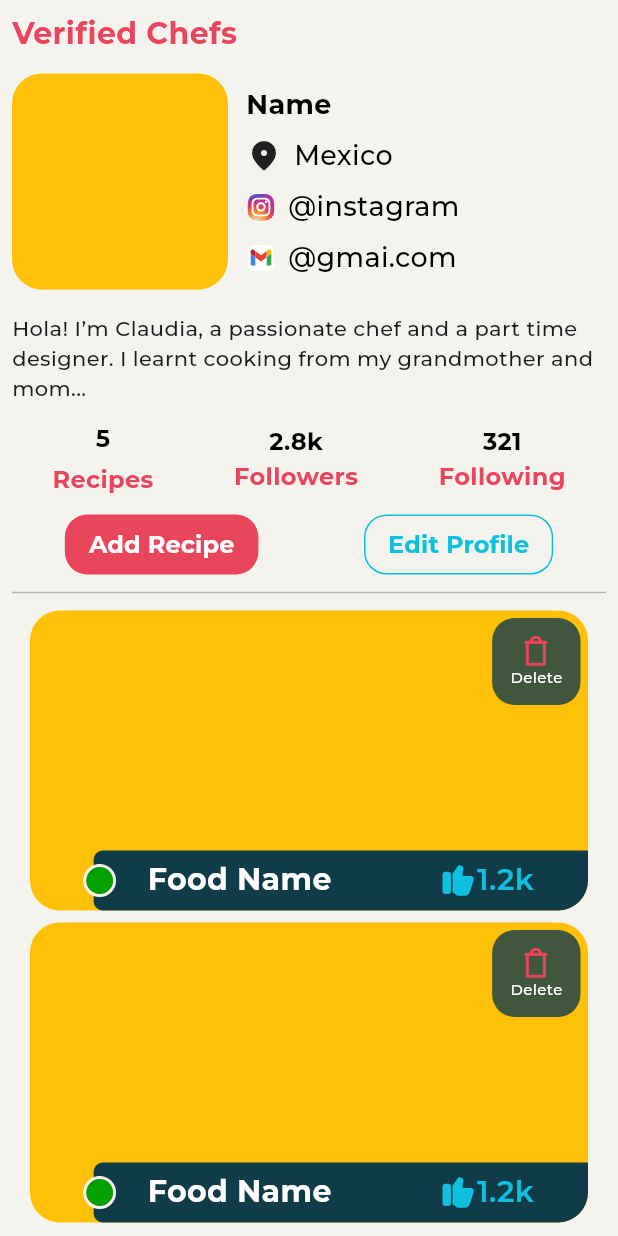
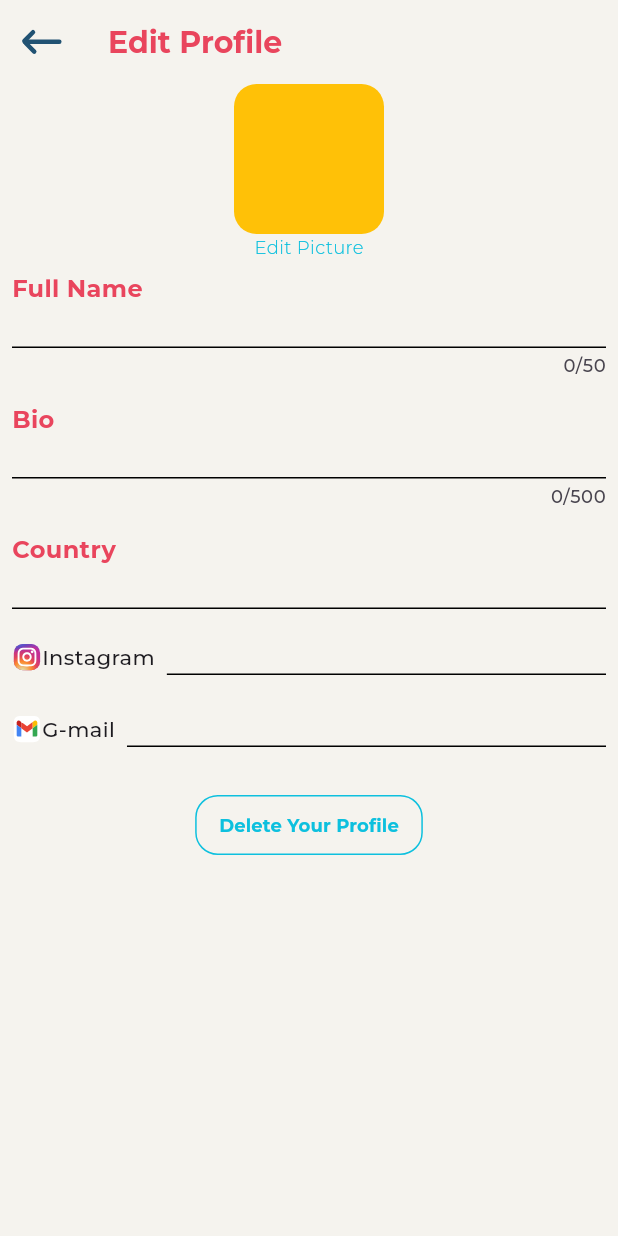
Before and after one commit to VuDucTruong/FoodRecipeApp, a Flutter app: the UserProfilePage widget shown alone on an empty page, opened directly, after a tap on "Edit Profile", on a phone screen of 412 x 824 dp. Run offline on Flutter 3.47's test engine with Material 3 defaults, Android fonts, the phone set to English and light mode, and no system bars; our stand-ins replace carousel_slider, flutter_svg; project files that could hold a hidden picture were left out.

Commit message:
create UI edit profile

```diff
--- /dev/null
+++ b/food_recipe_app/lib/presentation/edit_profile/edit_profile_view.dart
@@ -0,0 +1,243 @@
+import 'package:flutter/cupertino.dart';
+import 'package:flutter/material.dart';
+import 'package:flutter_svg/svg.dart';
+import 'package:food_recipe_app/presentation/resources/value_manament.dart';
+
+import '../resources/assets_management.dart';
+import '../resources/color_management.dart';
+import '../resources/font_manager.dart';
+import '../resources/string_management.dart';
+import '../resources/style_management.dart';
+
+class EditProfileView extends StatefulWidget {
+  const EditProfileView({super.key});
+
+  @override
+  _EditProfileViewState createState() {
+    return _EditProfileViewState();
+  }
+}
+
+class _EditProfileViewState extends State<EditProfileView> {
+  @override
+  void initState() {
+    super.initState();
+  }
+
+  @override
+  void dispose() {
+    super.dispose();
+  }
+
+  @override
+  Widget build(BuildContext context) {
+    // TODO: implement build
+    return Scaffold(
+      appBar: AppBar(
+        title: Text(
+          AppStrings.editProfile,
+          style: getBoldStyle(
+              color: ColorManager.secondaryColor, fontSize: FontSize.s20),
+        ),
+        elevation: 0,
+        backgroundColor: Colors.transparent,
+        leading: IconButton(
+          onPressed: () {
+            Navigator.pop(context);
+          },
+          icon: SvgPicture.asset(
+            PicturePath.backArrowPath,
+          ),
+        ),
+      ),
+      body: Container(
+        margin: const EdgeInsets.symmetric(horizontal: AppMargin.m8),
+        child: SingleChildScrollView(
+          child: Column(
+            children: [
+              Container(
+                height: AppSize.s100,
+                width: AppSize.s100,
+                decoration: BoxDecoration(
+                    borderRadius: BorderRadius.circular(AppRadius.r15),
+                    color: Colors.amber),
+              ),
+              Text(
+                AppStrings.editPicture,
+                style: getLightStyle(color: ColorManager.blueColor),
+              ),
+              _getNameEditField(),
+              _getBioEditField(),
+              _getCountryEditField(),
+              _getIconEditField(Row(
+                children: [
+                  SvgPicture.asset(PicturePath.instagramPath),
+                  const Text(AppStrings.instagram),
+                ],
+              )),
+              _getIconEditField(Row(
+                children: [
+                  SvgPicture.asset(PicturePath.gmailPath),
+                  const Text(AppStrings.gmail),
+                ],
+              )),
+              const SizedBox(
+                height: AppSize.s16,
+              ),
+              OutlinedButton(
+                onPressed: () {
+                  Navigator.of(context).pop();
+                },
+                style: OutlinedButton.styleFrom(
+                    side: BorderSide(
+                        color: ColorManager.blueColor,
+                        style: BorderStyle.solid,
+                        width: 1)),
+                child: Text(AppStrings.deleteProfile,
+                    style: getBoldStyle(color: ColorManager.blueColor)),
+              ),
+            ],
+          ),
+        ),
+      ),
+    );
+  }
+
+  Widget _getBioEditField() {
+    return Container(
+      margin: const EdgeInsets.symmetric(vertical: AppMargin.m8),
+      child: Column(
+        crossAxisAlignment: CrossAxisAlignment.start,
+        children: [
+          Text(
+            AppStrings.bio,
+            style: getBoldStyle(
+                color: ColorManager.secondaryColor, fontSize: FontSize.s16),
+          ),
+          const SizedBox(
+            height: AppSize.s4,
+          ),
+          Form(
+              child: TextFormField(
+                  maxLines: null,
+                  minLines: 1,
+                  maxLength: 500,
+                  decoration: const InputDecoration(
+                    isDense: true,
+                    contentPadding: EdgeInsets.zero,
+                    enabledBorder: UnderlineInputBorder(),
+                    // focused border
+                    focusedBorder: UnderlineInputBorder(),
+
+                    // error border
+                    errorBorder: UnderlineInputBorder(),
+                    // focused error border
+                    focusedErrorBorder: UnderlineInputBorder(),
+                  ))),
+        ],
+      ),
+    );
+  }
+
+  Widget _getNameEditField() {
+    return Container(
+      margin: const EdgeInsets.symmetric(vertical: AppMargin.m8),
+      child: Column(
+        crossAxisAlignment: CrossAxisAlignment.start,
+        children: [
+          Text(
+            AppStrings.fullName,
+            style: getBoldStyle(
+                color: ColorManager.secondaryColor, fontSize: FontSize.s16),
+          ),
+          const SizedBox(
+            height: AppSize.s4,
+          ),
+          Form(
+              child: TextFormField(
+                  maxLines: null,
+                  minLines: 1,
+                  maxLength: 50,
+                  decoration: const InputDecoration(
+                    isDense: true,
+                    contentPadding: EdgeInsets.zero,
+                    enabledBorder: UnderlineInputBorder(),
+                    // focused border
+                    focusedBorder: UnderlineInputBorder(),
+
+                    // error border
+                    errorBorder: UnderlineInputBorder(),
+                    // focused error border
+                    focusedErrorBorder: UnderlineInputBorder(),
+                  ))),
+        ],
+      ),
+    );
+  }
+
+  Widget _getCountryEditField() {
+    return Container(
+      margin: const EdgeInsets.symmetric(vertical: AppMargin.m8),
+      child: Column(
+        crossAxisAlignment: CrossAxisAlignment.start,
+        children: [
+          Text(
+            AppStrings.country,
+            style: getBoldStyle(
+                color: ColorManager.secondaryColor, fontSize: FontSize.s16),
+          ),
+          const SizedBox(
+            height: AppSize.s4,
+          ),
+          Form(
+              child: TextFormField(
+                  maxLines: null,
+                  minLines: 1,
+                  decoration: const InputDecoration(
+                    isDense: true,
+                    contentPadding: EdgeInsets.zero,
+                    enabledBorder: UnderlineInputBorder(),
+                    // focused border
+                    focusedBorder: UnderlineInputBorder(),
+                    // error border
+                    errorBorder: UnderlineInputBorder(),
+                    // focused error border
+                    focusedErrorBorder: UnderlineInputBorder(),
+                  ))),
+        ],
+      ),
+    );
+  }
+
+  Widget _getIconEditField(Widget title) {
+    return Container(
+      margin: const EdgeInsets.symmetric(vertical: AppMargin.m12),
+      child: Row(
+        crossAxisAlignment: CrossAxisAlignment.center,
+        children: [
+          title,
+          const SizedBox(
+            width: AppSize.s8,
+          ),
+          Expanded(
+            child: Form(
+                child: TextFormField(
+                    maxLines: null,
+                    minLines: 1,
+                    decoration: const InputDecoration(
+                      contentPadding: EdgeInsets.zero,
+                      isDense: true,
+                      enabledBorder: UnderlineInputBorder(),
+                      // focused border
+                      focusedBorder: UnderlineInputBorder(),
+                      // error border
+                      errorBorder: UnderlineInputBorder(),
+                      // focused error border
+                      focusedErrorBorder: UnderlineInputBorder(),
+                    ))),
+          ),
+        ],
+      ),
+    );
+  }
+}
--- a/food_recipe_app/lib/presentation/main/user_profile_page.dart
+++ b/food_recipe_app/lib/presentation/main/user_profile_page.dart
@@ -8,6 +8,7 @@ import 'package:food_recipe_app/presentation/resources/string_management.dart';
 import 'package:food_recipe_app/presentation/resources/style_management.dart';
 
 import '../resources/font_manager.dart';
+import '../resources/route_management.dart';
 import '../resources/value_manament.dart';
 
 class UserProfilePage extends StatefulWidget {
@@ -57,10 +58,13 @@ class _UserProfilePageState extends State<UserProfilePage> {
                       backgroundColor: ColorManager.secondaryColor),
                   child: Text(AppStrings.addRecipe,
                       style: getBoldStyle(
-                          color: Colors.white, fontSize: FontSize.s16)),
+                        color: Colors.white,
+                      )),
                 ),
                 OutlinedButton(
-                  onPressed: () {},
+                  onPressed: () {
+                    Navigator.of(context).pushNamed(Routes.editProfileRoute);
+                  },
                   style: OutlinedButton.styleFrom(
                       side: BorderSide(
                           color: ColorManager.blueColor,
@@ -68,8 +72,8 @@ class _UserProfilePageState extends State<UserProfilePage> {
                           width: 1)),
                   child: Text(AppStrings.editProfile,
                       style: getBoldStyle(
-                          color: ColorManager.blueColor,
-                          fontSize: FontSize.s16)),
+                        color: ColorManager.blueColor,
+                      )),
                 ),
               ],
             ),
--- a/food_recipe_app/lib/presentation/resources/route_management.dart
+++ b/food_recipe_app/lib/presentation/resources/route_management.dart
@@ -2,6 +2,7 @@ import 'package:flutter/cupertino.dart';
 import 'package:flutter/material.dart';
 import 'package:food_recipe_app/presentation/chef_profile/chef_profile_view.dart';
 import 'package:food_recipe_app/presentation/detail_food/detail_food_view.dart';
+import 'package:food_recipe_app/presentation/edit_profile/edit_profile_view.dart';
 
 import 'package:food_recipe_app/presentation/login/login_view.dart';
 import 'package:food_recipe_app/presentation/main/main_view.dart';
@@ -19,6 +20,7 @@ class Routes {
   static const String onBoardingRoute = '/onBoarding';
   static const String chefProfileRoute = '/chefProfile';
   static const String detailFoodRoute = '/detailFood';
+  static const String editProfileRoute = '/editProfile';
 }
 
 class RouteGenerator {
@@ -44,6 +46,10 @@ class RouteGenerator {
         return MaterialPageRoute(
           builder: (context) => const MainView(),
         );
+      case Routes.editProfileRoute:
+        return MaterialPageRoute(
+          builder: (context) => const EditProfileView(),
+        );
       default:
         return undefinedRoute();
     }
--- a/food_recipe_app/lib/presentation/resources/string_management.dart
+++ b/food_recipe_app/lib/presentation/resources/string_management.dart
@@ -83,4 +83,5 @@ class AppStrings {
   static const String light = 'Light';
   static const String dark = 'Dark';
   static const String delete = 'Delete';
+  static const String editPicture = 'Edit Picture';
 }
--- a/food_recipe_app/lib/presentation/resources/theme_management.dart
+++ b/food_recipe_app/lib/presentation/resources/theme_management.dart
@@ -14,6 +14,11 @@ ThemeData getAppTheme() {
           selectedItemColor: ColorManager.darkBlueColor),
       cardTheme: CardTheme(
         color: ColorManager.secondaryColor,
+      ),
+      textSelectionTheme: TextSelectionThemeData(
+        cursorColor: ColorManager.secondaryColor,
+        selectionColor: ColorManager.secondaryColor,
+        selectionHandleColor: ColorManager.secondaryColor,
       ),
       scaffoldBackgroundColor: ColorManager.lightBG,
       filledButtonTheme: FilledButtonThemeData(
--- a/food_recipe_app/lib/presentation/resources/value_manament.dart
+++ b/food_recipe_app/lib/presentation/resources/value_manament.dart
@@ -3,6 +3,7 @@ class AppMargin {
   static const double m8 = 8;
   static const double m12 = 12;
   static const double m11 = 11;
+  static const double m6 = 6;
 }
 
 class AppPadding {
```
